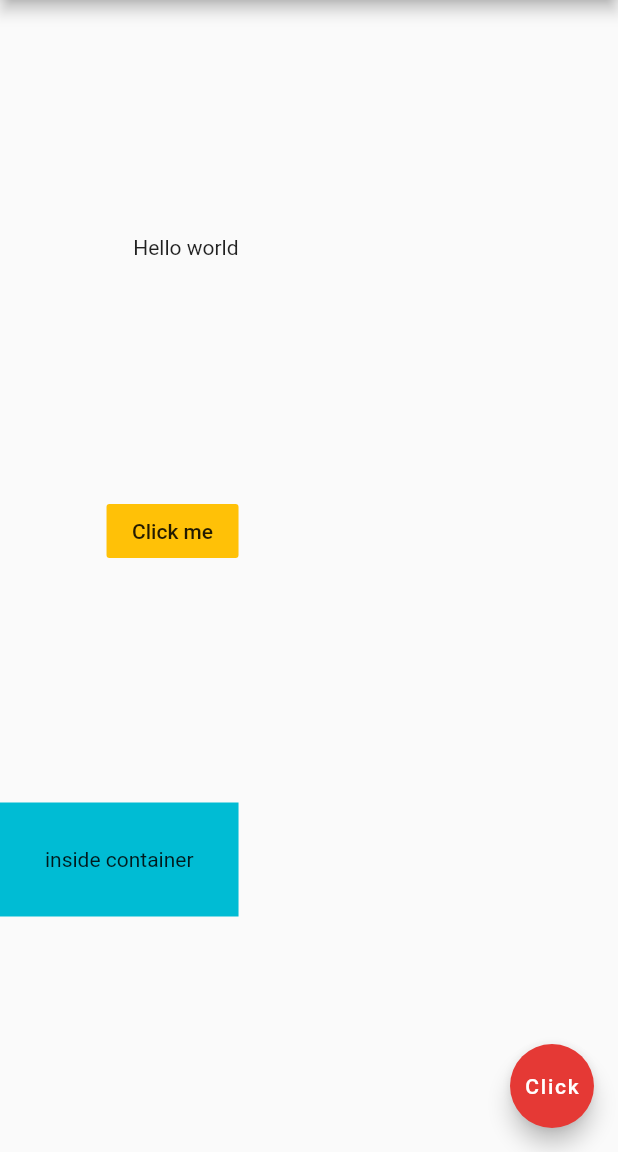
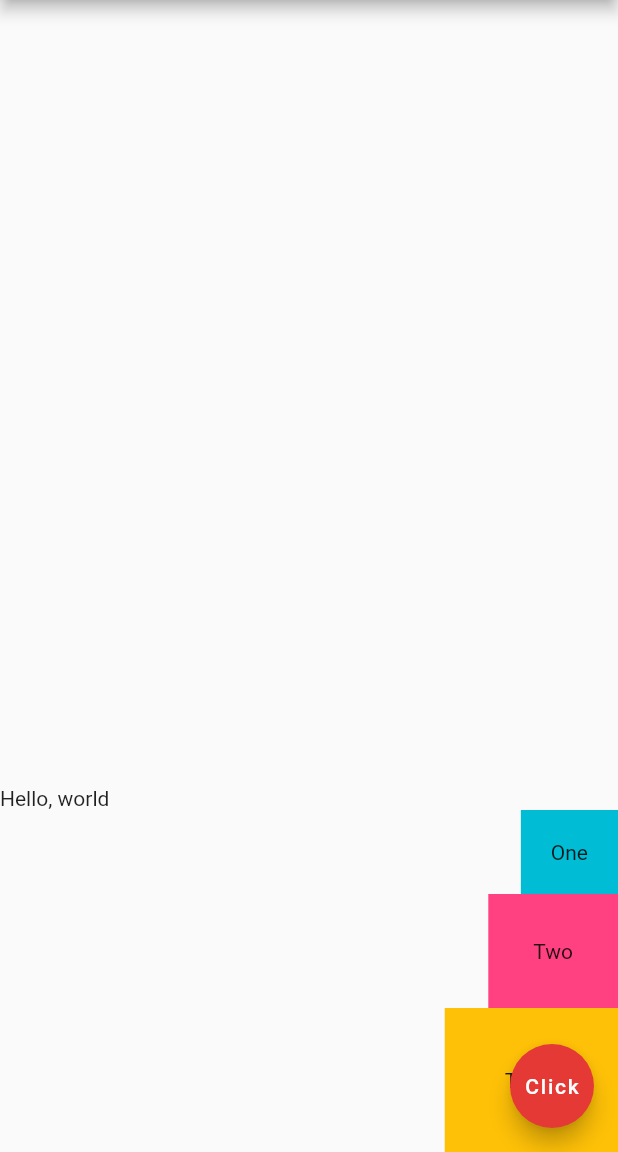
Before and after one commit to leonardosibela/learning_flutter, a Flutter app: the screen it shows after launch, on a phone screen of 412 x 824 dp, the part 84-1236 px from its top. Run offline on Flutter 3.47's test engine with Material 2 defaults, Android fonts, the phone set to English and light mode, and no system bars.

Commit message:
Adding coloums and rows

```diff
--- a/lib/main.dart
+++ b/lib/main.dart
@@ -14,19 +14,33 @@ class Home extends StatelessWidget {
         backgroundColor: Colors.red[600],
       ),
       body: Column(
-        mainAxisAlignment: MainAxisAlignment.spaceEvenly,
+        mainAxisAlignment: MainAxisAlignment.end,
         crossAxisAlignment: CrossAxisAlignment.end,
         children: [
-          Text('Hello world'),
-          FlatButton(
-              onPressed: () {}, color: Colors.amber, child: Text('Click me')),
+          Row(
+            children: [
+              Text('Hello, '),
+              Text('world')
+            ],
+          ),
           Container(
+            padding: EdgeInsets.all(20.0),
             color: Colors.cyan,
+            child: Text('One'),
+          ),
+          Container(
             padding: EdgeInsets.all(30.0),
-            child: Text('inside container'),
-          )
+            color: Colors.pinkAccent,
+            child: Text('Two'),
+          ),
+          Container(
+            padding: EdgeInsets.all(40.0),
+            color: Colors.amber,
+            child: Text('Three'),
+          ),
         ],
       ),
+
       floatingActionButton: FloatingActionButton(
         onPressed: () {},
         child: Text('Click'),
```
